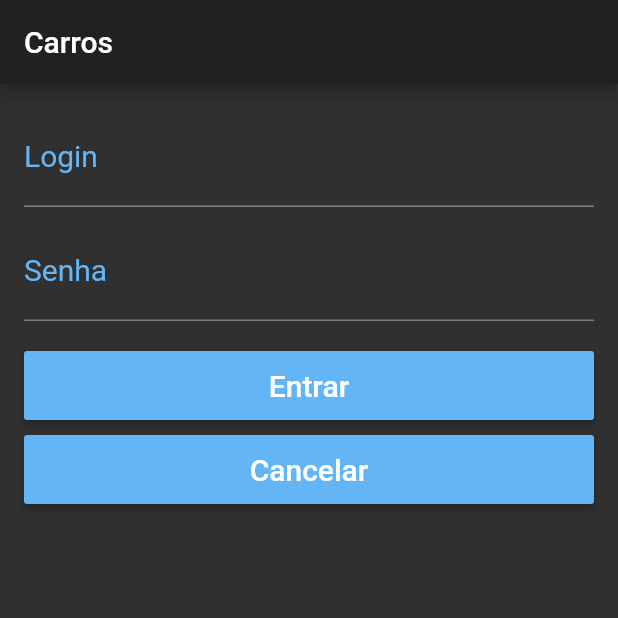
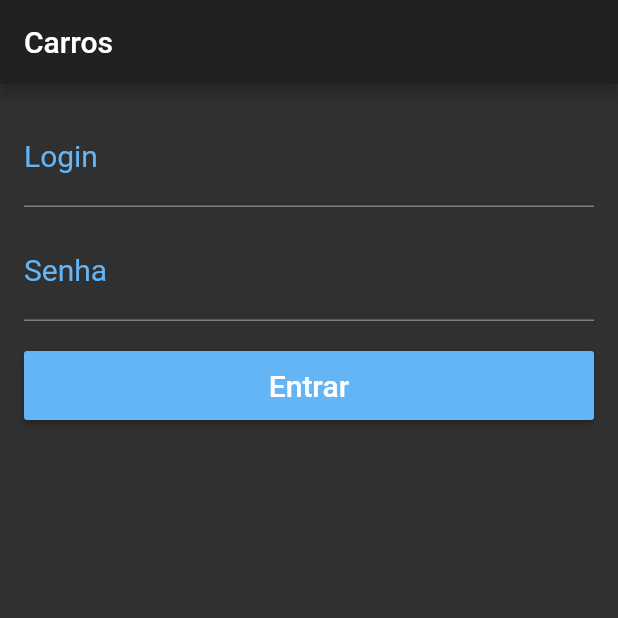
Before and after one commit to santoslucas11/ProjetoCarrosFlutter, a Flutter app: the screen it shows after launch, on a phone screen of 412 x 824 dp, the top half of it. Run offline on Flutter 3.47's test engine with Material 2 defaults, Android fonts, the phone set to English and light mode, and no system bars.

Commit message:
implementação de controller para login e senha

```diff
--- a/projeto_carros/lib/pages/login_pages.dart
+++ b/projeto_carros/lib/pages/login_pages.dart
@@ -1,6 +1,9 @@
 import 'package:flutter/material.dart';
 
 class LoginPage extends StatelessWidget {
+  final _tLogin = TextEditingController();
+  final _tSenha = TextEditingController();
+
   @override
   Widget build(BuildContext context) {
     return Scaffold(
@@ -15,19 +18,24 @@ class LoginPage extends StatelessWidget {
       padding: EdgeInsets.all(16),
       child: ListView(
         children: <Widget>[
-          _text("Login", "Digite o login"),
+          _text("Login", "Digite o login", controller: _tLogin),
           SizedBox(height: 10),
-          _text("Senha", "Digite a senha", password: true),
+          _text("Senha", "Digite a senha", password: true, controller: _tSenha),
           SizedBox(height: 20),
-          _button("Entrar"),
-          SizedBox(height: 10),
-          _button("Cancelar"),
+          _button("Entrar", _onClickLogin),
         ],
       ),
     );
   }
 
-  _button(String text) {
+  _onClickLogin() {
+    String login = _tLogin.text;
+    String senha = _tSenha.text;
+
+    print("Login: $login, Senha: $senha");
+  }
+
+  _button(String text, Function onPressed) {
     return Container(
       height: 46,
       child: RaisedButton(
@@ -36,15 +44,14 @@ class LoginPage extends StatelessWidget {
           text,
           style: TextStyle(color: Colors.white, fontSize: 20),
         ),
-        onPressed: () {
-          print("login");
-        },
+        onPressed: onPressed,
       ),
     );
   }
 
-  _text(String label, String hint, {bool password = false}) {
+  _text(String label, String hint, {bool password = false, TextEditingController controller}) {
     return TextFormField(
+      controller: controller,
       obscureText: password,
       style: TextStyle(fontSize: 20, color: Colors.blue[300]),
       decoration: InputDecoration(
```
